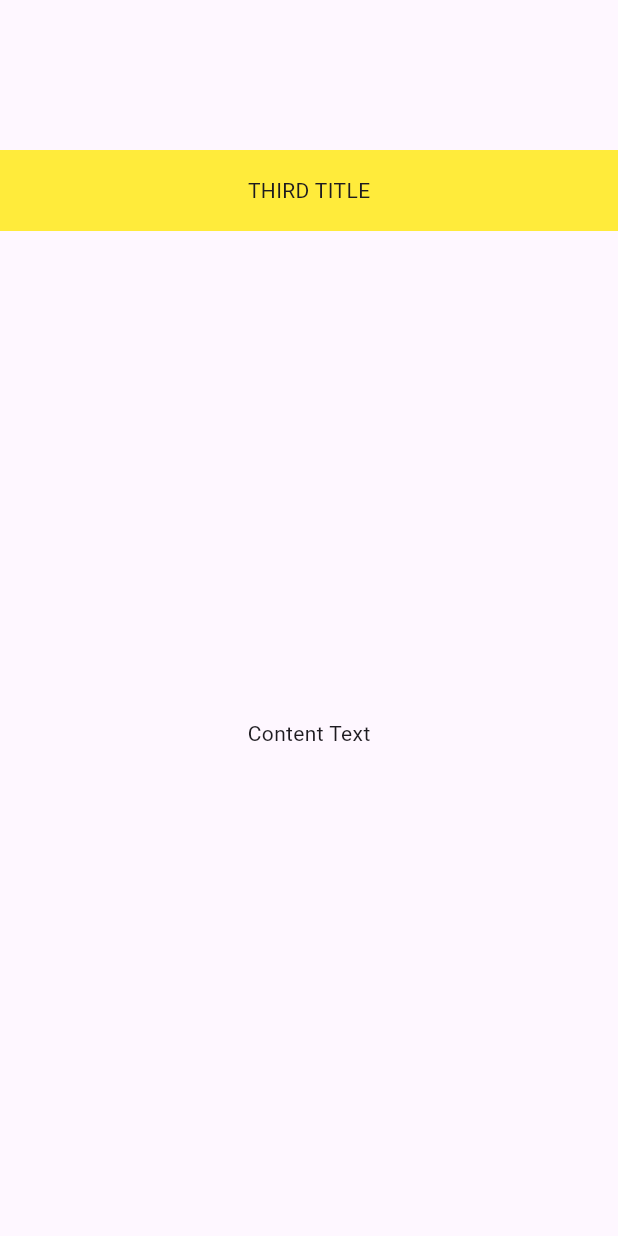
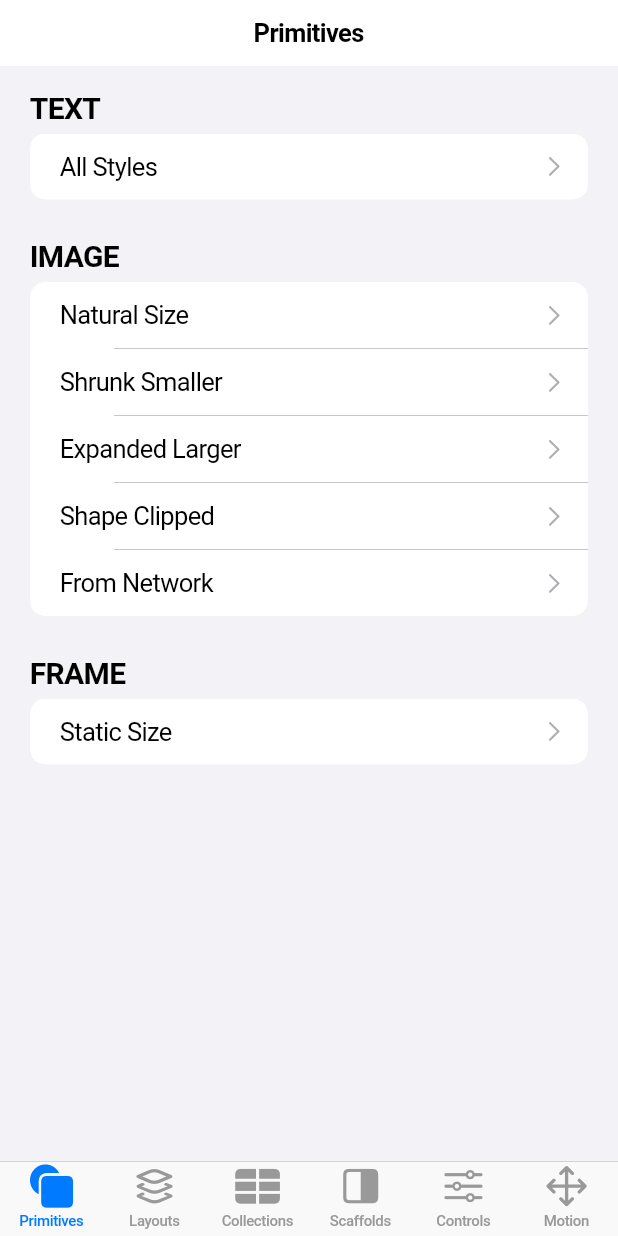
Before and after one commit to Flutter-Bounty-Hunters/swift_ui, a Flutter app: the screen it shows after launch, on a phone screen of 412 x 824 dp. Run offline on Flutter 3.47's test engine with Material 3 defaults, Android fonts, the phone set to English and light mode, and no system bars.

Commit message:
Add scaffolding to example app to prepare to show many different samples.

```diff
--- /dev/null
+++ b/example/lib/app.dart
@@ -0,0 +1,14 @@
+import 'package:example/home_screen.dart';
+import 'package:flutter/cupertino.dart';
+
+class SwiftUiGalleryApp extends StatelessWidget {
+  const SwiftUiGalleryApp({super.key});
+
+  @override
+  Widget build(BuildContext context) {
+    // TODO: Replace CupertinoApp with some combination of WidgetsApp and perhaps a SwiftUiScope
+    return const CupertinoApp(
+      home: HomeScreen(),
+    );
+  }
+}
--- /dev/null
+++ b/example/lib/home_screen.dart
@@ -0,0 +1,69 @@
+import 'package:example/collections/collection_examples.dart';
+import 'package:example/controls/controls_examples.dart';
+import 'package:example/layouts/layout_examples.dart';
+import 'package:example/motion/motion_examples.dart';
+import 'package:example/primitives/primitive_examples.dart';
+import 'package:example/scaffolds/scaffold_examples.dart';
+import 'package:flutter/cupertino.dart';
+
+class HomeScreen extends StatefulWidget {
+  const HomeScreen({super.key});
+
+  @override
+  State<HomeScreen> createState() => _HomeScreenState();
+}
+
+class _HomeScreenState extends State<HomeScreen> {
+  @override
+  Widget build(BuildContext context) {
+    // TODO: replace CupertinoTabScaffold with our own Swift UI version
+    return CupertinoTabScaffold(
+      tabBuilder: (context, index) {
+        switch (index) {
+          case 0:
+            return const PrimitivesPage();
+          case 1:
+            return const LayoutsPage();
+          case 2:
+            return const CollectionsPage();
+          case 3:
+            return const ScaffoldsPage();
+          case 4:
+            return const ControlsPage();
+          case 5:
+            return const MotionPage();
+          default:
+            throw Exception("Unknown tab index: $index");
+        }
+      },
+      tabBar: CupertinoTabBar(
+        items: const [
+          BottomNavigationBarItem(
+            icon: Icon(CupertinoIcons.square_fill_on_circle_fill),
+            label: "Primitives",
+          ),
+          BottomNavigationBarItem(
+            icon: Icon(CupertinoIcons.layers_alt),
+            label: "Layouts",
+          ),
+          BottomNavigationBarItem(
+            icon: Icon(CupertinoIcons.table_fill),
+            label: "Collections",
+          ),
+          BottomNavigationBarItem(
+            icon: Icon(CupertinoIcons.square_lefthalf_fill),
+            label: "Scaffolds",
+          ),
+          BottomNavigationBarItem(
+            icon: Icon(CupertinoIcons.slider_horizontal_3),
+            label: "Controls",
+          ),
+          BottomNavigationBarItem(
+            icon: Icon(CupertinoIcons.move),
+            label: "Motion",
+          ),
+        ],
+      ),
+    );
+  }
+}
--- /dev/null
+++ b/example/lib/infrastructure/InventoryPage.dart
@@ -0,0 +1,80 @@
+import 'package:flutter/cupertino.dart';
+
+/// A page, which displays links to UI examples.
+///
+/// The purpose of this page is to provide a uniform layout for every inventory page in this
+/// gallery app.
+///
+/// The links are divided into groups. For example an inventory of "layouts" might include
+/// different sections for "VSTACK", "HSTACK", "ZSTACK", and "GRID".
+///
+/// When the user taps on a link within one of the groups, the [InventoryItem] associated with
+/// that button pushes a new page onto the stack that's built by [InventoryItem.pageBuilder].
+class InventoryPage extends StatelessWidget {
+  const InventoryPage({
+    super.key,
+    required this.title,
+    required this.groups,
+  });
+
+  final String title;
+  final List<InventoryGroup> groups;
+
+  @override
+  Widget build(BuildContext context) {
+    return CupertinoPageScaffold(
+      navigationBar: CupertinoNavigationBar(
+        middle: Text(title),
+      ),
+      child: SizedBox.expand(
+        child: ColoredBox(
+          color: CupertinoColors.systemGroupedBackground,
+          child: SafeArea(
+            child: SingleChildScrollView(
+              child: Column(
+                children: [
+                  for (final group in groups)
+                    CupertinoListSection.insetGrouped(
+                      header: group.title != null ? Text(group.title!) : null,
+                      children: [
+                        for (final item in group.items) //
+                          _buildCategoryButton(context, item),
+                      ],
+                    ),
+                ],
+              ),
+            ),
+          ),
+        ),
+      ),
+    );
+  }
+
+  Widget _buildCategoryButton(BuildContext context, InventoryItem item) {
+    return CupertinoListTile(
+      title: Text(item.label),
+      trailing: const CupertinoListTileChevron(),
+      onTap: () => Navigator.of(context).push(CupertinoPageRoute(builder: item.pageBuilder)),
+    );
+  }
+}
+
+class InventoryGroup {
+  const InventoryGroup({
+    this.title,
+    required this.items,
+  });
+
+  final String? title;
+  final List<InventoryItem> items;
+}
+
+class InventoryItem {
+  const InventoryItem({
+    required this.label,
+    required this.pageBuilder,
+  });
+
+  final String label;
+  final WidgetBuilder pageBuilder;
+}
--- a/example/lib/main.dart
+++ b/example/lib/main.dart
@@ -1,49 +1,9 @@
-import 'package:flutter/material.dart';
+import 'package:example/app.dart';
+import 'package:flutter/cupertino.dart';
 import 'package:swift_ui/swift_ui.dart';
 
 void main() {
-  runApp(const MyApp());
-}
-
-class MyApp extends StatelessWidget {
-  const MyApp({super.key});
-
-  @override
-  Widget build(BuildContext context) {
-    return MaterialApp(
-      title: 'Flutter Demo',
-      theme: ThemeData(
-        colorScheme: ColorScheme.fromSeed(seedColor: Colors.deepPurple),
-        useMaterial3: true,
-      ),
-      home: const MyHomePage(title: 'Flutter Demo Home Page'),
-    );
-  }
-}
-
-class MyHomePage extends StatefulWidget {
-  const MyHomePage({super.key, required this.title});
-
-  final String title;
-
-  @override
-  State<MyHomePage> createState() => _MyHomePageState();
-}
-
-class _MyHomePageState extends State<MyHomePage> {
-  @override
-  Widget build(BuildContext context) {
-    return const Scaffold(
-      body: NavigationView(
-        child: Center(
-          child: NavigationBarTitle(
-            "THIRD TITLE",
-            child: Text("Content Text"),
-          ),
-        ),
-      ),
-    );
-  }
+  runApp(const SwiftUiGalleryApp());
 }
 
 class NavigationView extends StatefulWidget {
@@ -72,7 +32,7 @@
         const SizedBox(height: 100),
         Container(
           height: 54,
-          color: Colors.yellow,
+          color: const Color(0xFFFFFF00),
           child: Center(
             // child: LateBoundBuilder(
             child: LateBoundBuild(
--- /dev/null
+++ b/example/lib/primitives/primitive_examples.dart
@@ -0,0 +1,59 @@
+import 'package:example/infrastructure/InventoryPage.dart';
+import 'package:example/infrastructure/not_built_yet_page.dart';
+import 'package:flutter/cupertino.dart';
+
+class PrimitivesPage extends StatelessWidget {
+  const PrimitivesPage({super.key});
+
+  @override
+  Widget build(BuildContext context) {
+    return const InventoryPage(
+      title: "Primitives",
+      groups: [
+        InventoryGroup(
+          title: "TEXT",
+          items: [
+            InventoryItem(
+              label: "All Styles",
+              pageBuilder: notBuiltYetPageBuilder,
+            ),
+          ],
+        ),
+        InventoryGroup(
+          title: "IMAGE",
+          items: [
+            InventoryItem(
+              label: "Natural Size",
+              pageBuilder: notBuiltYetPageBuilder,
+            ),
+            InventoryItem(
+              label: "Shrunk Smaller",
+              pageBuilder: notBuiltYetPageBuilder,
+            ),
+            InventoryItem(
+              label: "Expanded Larger",
+              pageBuilder: notBuiltYetPageBuilder,
+            ),
+            InventoryItem(
+              label: "Shape Clipped",
+              pageBuilder: notBuiltYetPageBuilder,
+            ),
+            InventoryItem(
+              label: "From Network",
+              pageBuilder: notBuiltYetPageBuilder,
+            ),
+          ],
+        ),
+        InventoryGroup(
+          title: "FRAME",
+          items: [
+            InventoryItem(
+              label: "Static Size",
+              pageBuilder: notBuiltYetPageBuilder,
+            ),
+          ],
+        ),
+      ],
+    );
+  }
+}
```
Also changed, not shown: doc_swift_ui_gallery/swift_ui_gallery/swift_ui_gallery/Assets.xcassets/logo.imageset/Contents.json (added, +21 -0 lines), example/lib/collections/collection_examples.dart (added, +54 -0 lines), example/lib/controls/controls_examples.dart (added, +28 -0 lines), example/lib/infrastructure/not_built_yet_page.dart (added, +39 -0 lines), example/lib/layouts/layout_examples.dart (added, +80 -0 lines), example/lib/motion/motion_examples.dart (added, +24 -0 lines), example/lib/scaffolds/scaffold_examples.dart (added, +25 -0 lines), doc_swift_ui_gallery/swift_ui_gallery/swift_ui_gallery/Assets.xcassets/logo.imageset/flutter-swift-ui_logo_256.png (added), example/pubspec.lock, 5 other files.
